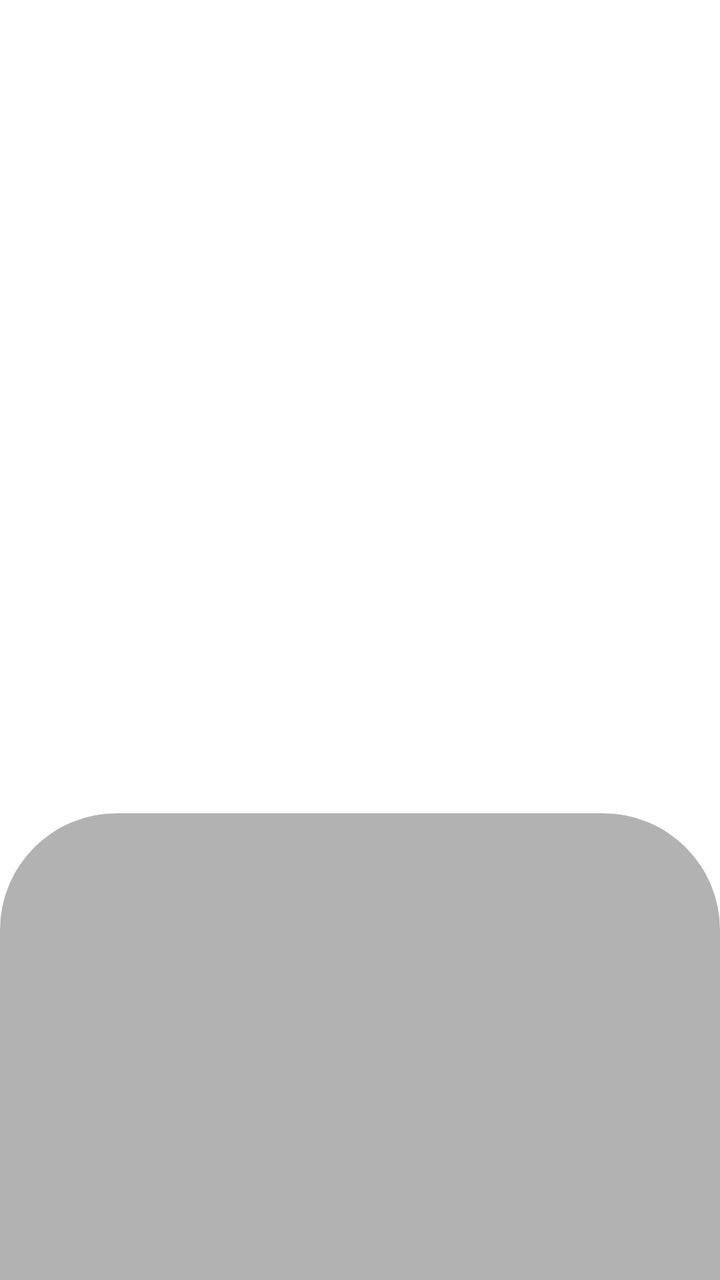
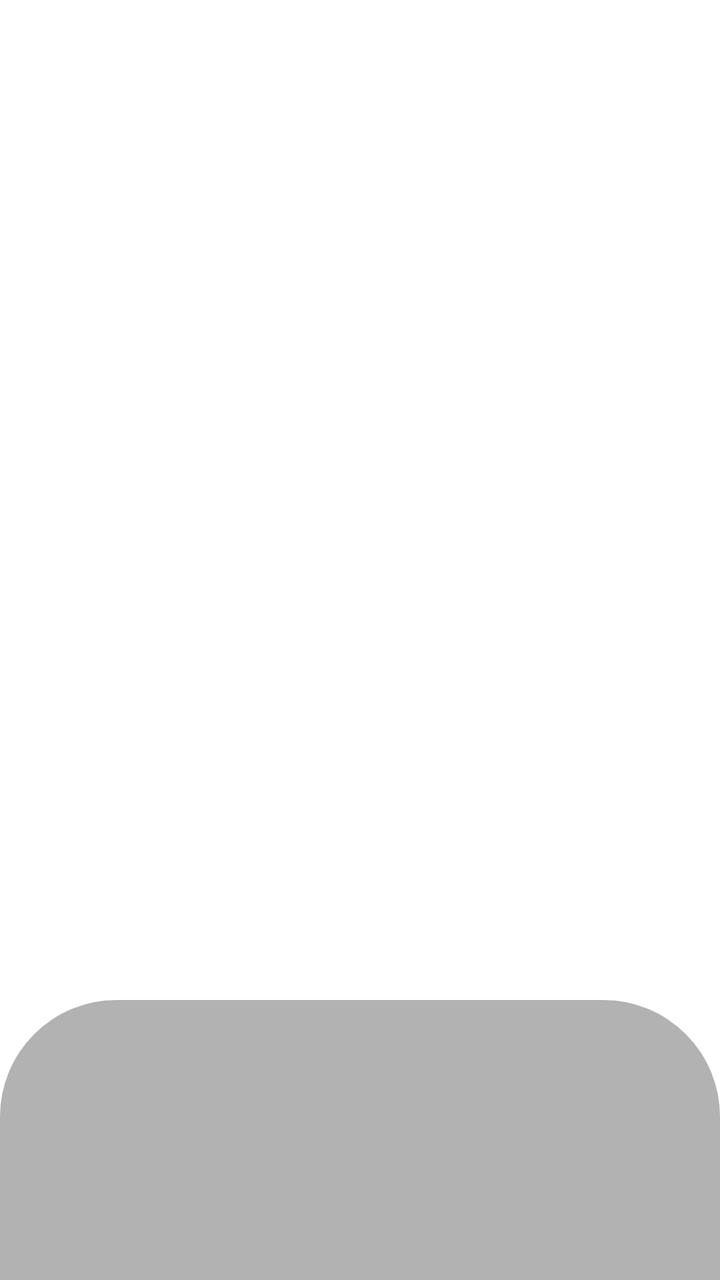

The first picture is an Android layout as it rendered before a commit; the second is the same layout after the commit. The layout source and the unified diff follow.
<!-- AndroidManifest.xml: application theme AppTheme.NoActionBar -->
<!-- res/layout/dialog_grid_filter.xml -->
<?xml version="1.0" encoding="utf-8"?>
<FrameLayout xmlns:android="http://schemas.android.com/apk/res/android"
    android:id="@+id/root"
    android:layout_width="match_parent"
    android:minHeight="@dimen/vs_270"
    android:layout_height="match_parent">

    <LinearLayout
        android:id="@+id/filterRoot"
        android:layout_width="match_parent"
        android:layout_height="wrap_content"
        android:layout_gravity="bottom"
        android:background="@drawable/shape_dialog_filter_bg"
        android:orientation="vertical"
        android:padding="@dimen/vs_20">

    </LinearLayout>
</FrameLayout>
<!-- resources referenced by this layout -->
<resources>
  <dimen name="vs_20">20mm</dimen>
  <dimen name="vs_270">270mm</dimen>
  <!-- drawable shape_dialog_filter_bg (drawable) -->
  <?xml version="1.0" encoding="utf-8"?>
  <shape xmlns:android="http://schemas.android.com/apk/res/android">
  
      <corners
          android:topLeftRadius="@dimen/vs_10"
          android:topRightRadius="@dimen/vs_10" />
      <solid android:color="@color/color_99FFFFFF" />
  </shape>
  <style name="AppTheme.NoActionBar" parent="AppTheme">
          <item name="android:windowActionBar">false</item>
          <item name="android:windowNoTitle">true</item>
          <item name="windowActionBar">false</item>
          <item name="android:windowFullscreen">false</item>//手机版：默认保留状态栏，全屏页面运行时再隐藏
          <item name="android:windowContentOverlay">@null</item>//是否有遮盖
          <item name="windowNoTitle">true</item>
          <item name="android:keepScreenOn">true</item>
          
          <item name="android:windowBackground">@android:color/transparent</item>
          
          <item name="android:statusBarColor">@android:color/transparent</item>
          <item name="android:windowDrawsSystemBarBackgrounds">true</item>
      </style>
  <dimen name="vs_10">10mm</dimen>
  <color name="color_99FFFFFF">#4D000000</color>
  <style name="AppTheme" parent="Theme.AppCompat.Light.DarkActionBar">
          
          <item name="colorPrimary">@color/color_6200EE</item>
          <item name="colorPrimaryDark">@color/color_3700B3</item>
          <item name="colorAccent">@color/color_03DAC5</item>
      </style>
  <color name="color_6200EE">#6200EE</color>
  <color name="color_3700B3">#3700B3</color>
  <color name="color_03DAC5">#03DAC5</color>
</resources>

<!-- the commit's change to res/layout/dialog_grid_filter.xml (unified diff, before → after) -->
@@ -12,7 +12,7 @@
         android:layout_gravity="bottom"
         android:background="@drawable/shape_dialog_filter_bg"
         android:orientation="vertical"
-        android:padding="@dimen/vs_20">
+        android:padding="@dimen/vs_12">
 
     </LinearLayout>
 </FrameLayout>
<!-- resource entries referenced after the edit -->
@@ -1,6 +1,6 @@
 <!-- resources referenced by this layout -->
 <resources>
-  <dimen name="vs_20">20mm</dimen>
+  <dimen name="vs_12">12mm</dimen>
   <dimen name="vs_270">270mm</dimen>
   <!-- drawable shape_dialog_filter_bg (drawable) -->
   <?xml version="1.0" encoding="utf-8"?>
